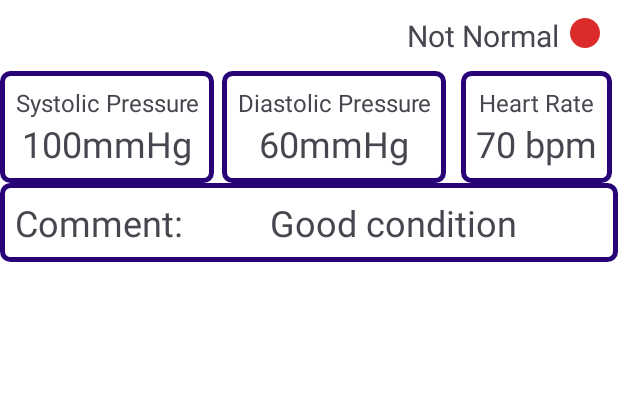
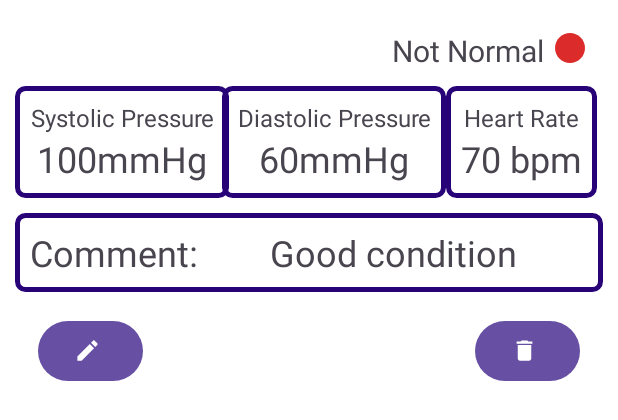
Before and after one commit to Pantho-Haque/Cardiac-Recorder, an Android app: the layout each_measurement.xml on its own in the app's theme, with its tools: preview values and no code run, on a phone screen of 412 x 824 dp. Shown: the top 420 px of the screen. Run offline under Robolectric (Android 15) with nearby library versions, the phone set to English and light mode, and no system bars.

Commit message:
each measurment updated

```diff
--- a/app/src/main/java/com/example/cardiacrecorder/HomeActivity.java
+++ b/app/src/main/java/com/example/cardiacrecorder/HomeActivity.java
@@ -55,6 +55,7 @@ public class HomeActivity extends AppCompatActivity {
         toolbar = findViewById(R.id.homeToolbar);
         setSupportActionBar(toolbar);
         getSupportActionBar().setTitle("Cardiac Recorder");
+
 
 
 
--- /dev/null
+++ b/app/src/main/res/drawable/baseline_delete.xml
@@ -0,0 +1,5 @@
+<vector android:height="24dp" android:tint="#000000"
+    android:viewportHeight="24" android:viewportWidth="24"
+    android:width="24dp" xmlns:android="http://schemas.android.com/apk/res/android">
+    <path android:fillColor="@android:color/white" android:pathData="M6,19c0,1.1 0.9,2 2,2h8c1.1,0 2,-0.9 2,-2V7H6v12zM19,4h-3.5l-1,-1h-5l-1,1H5v2h14V4z"/>
+</vector>
--- /dev/null
+++ b/app/src/main/res/drawable/baseline_pen.xml
@@ -0,0 +1,5 @@
+<vector android:height="24dp" android:tint="#000000"
+    android:viewportHeight="24" android:viewportWidth="24"
+    android:width="24dp" xmlns:android="http://schemas.android.com/apk/res/android">
+    <path android:fillColor="@android:color/white" android:pathData="M3,17.25V21h3.75L17.81,9.94l-3.75,-3.75L3,17.25zM20.71,7.04c0.39,-0.39 0.39,-1.02 0,-1.41l-2.34,-2.34c-0.39,-0.39 -1.02,-0.39 -1.41,0l-1.83,1.83 3.75,3.75 1.83,-1.83z"/>
+</vector>
--- a/app/src/main/res/layout/each_measurement.xml
+++ b/app/src/main/res/layout/each_measurement.xml
@@ -3,16 +3,32 @@
     xmlns:app="http://schemas.android.com/apk/res-auto"
     xmlns:tools="http://schemas.android.com/tools"
     android:layout_width="match_parent"
-    android:layout_height="match_parent"
-    android:background="@color/white">
+    android:layout_height="wrap_content"
+    android:background="@color/white"
+    android:paddingLeft="10dp"
+    android:paddingTop="10dp"
+    android:paddingRight="10dp"
+    android:paddingBottom="30dp">
+
+    <Button
+        android:id="@+id/updateButton2"
+        android:layout_width="70dp"
+        android:layout_height="wrap_content"
+        android:layout_marginTop="15dp"
+        android:layout_marginRight="15dp"
+        android:width="20dp"
+        app:icon="@drawable/baseline_delete"
+        app:layout_constraintEnd_toEndOf="parent"
+        app:layout_constraintTop_toBottomOf="@+id/linearLayout9" />
 
     <LinearLayout
         android:id="@+id/linearLayout9"
         android:layout_width="match_parent"
         android:layout_height="wrap_content"
+        android:layout_marginTop="10dp"
+        android:background="@drawable/border"
         android:orientation="horizontal"
         android:padding="10dp"
-        android:background="@drawable/border"
         app:layout_constraintEnd_toEndOf="parent"
         app:layout_constraintStart_toStartOf="parent"
         app:layout_constraintTop_toBottomOf="@+id/linearLayout6">
@@ -38,10 +54,10 @@
         android:id="@+id/linearLayout5"
         android:layout_width="wrap_content"
         android:layout_height="wrap_content"
+        android:background="@drawable/border"
         android:gravity="center"
         android:orientation="vertical"
         android:padding="10dp"
-        android:background="@drawable/border"
         app:layout_constraintStart_toStartOf="parent"
         app:layout_constraintTop_toBottomOf="@+id/linearLayout7">
 
@@ -66,10 +82,10 @@
         android:layout_width="wrap_content"
         android:layout_height="wrap_content"
         android:layout_marginEnd="4dp"
+        android:background="@drawable/border"
         android:gravity="center"
         android:orientation="vertical"
         android:padding="10dp"
-        android:background="@drawable/border"
         app:layout_constraintEnd_toEndOf="parent"
         app:layout_constraintTop_toBottomOf="@+id/linearLayout7">
 
@@ -94,10 +110,10 @@
         android:layout_width="wrap_content"
         android:layout_height="wrap_content"
         android:layout_marginRight="5dp"
+        android:background="@drawable/border"
         android:gravity="center"
         android:orientation="vertical"
         android:padding="10dp"
-        android:background="@drawable/border"
         app:layout_constraintEnd_toStartOf="@+id/linearLayout"
         app:layout_constraintStart_toEndOf="@+id/linearLayout5"
         app:layout_constraintTop_toBottomOf="@+id/linearLayout7">
@@ -148,4 +164,15 @@
             app:srcCompat="@drawable/baseline_circle" />
     </LinearLayout>
 
+    <Button
+        android:id="@+id/updateButton"
+        android:layout_width="70dp"
+        android:layout_height="wrap_content"
+        android:layout_marginLeft="15dp"
+        android:layout_marginTop="15dp"
+        android:width="20dp"
+        app:icon="@drawable/baseline_pen"
+        app:layout_constraintStart_toStartOf="parent"
+        app:layout_constraintTop_toBottomOf="@+id/linearLayout9" />
+
 </androidx.constraintlayout.widget.ConstraintLayout>
```
